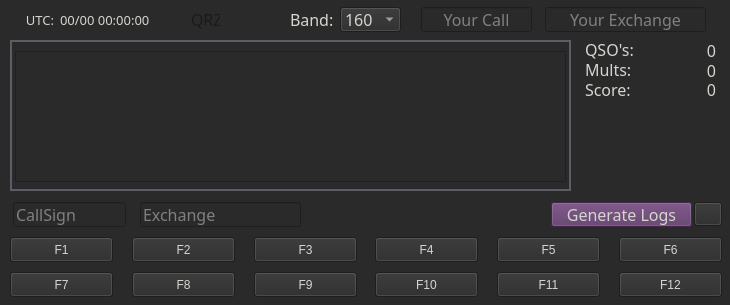
Above: main.ui from mbridak/k1usnsst before the change. Below: the same form after it.
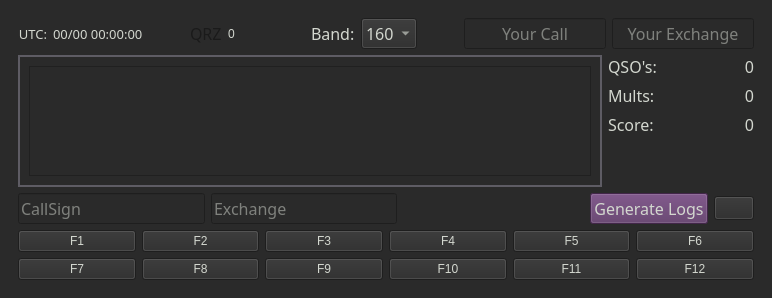
That is the form after the change. Icons and pictures are not drawn.

Commit message: Interface now resizable.

Patch:
```diff
--- a/main.ui
+++ b/main.ui
@@ -6,8 +6,8 @@
    <rect>
     <x>0</x>
     <y>0</y>
-    <width>730</width>
-    <height>305</height>
+    <width>772</width>
+    <height>298</height>
    </rect>
   </property>
   <property name="font">
@@ -33,83 +33,116 @@
      <pointsize>12</pointsize>
     </font>
    </property>
-   <widget class="QFrame" name="frame_2">
-    <property name="geometry">
-     <rect>
-      <x>10</x>
-      <y>40</y>
-      <width>561</width>
-      <height>151</height>
-     </rect>
-    </property>
+   <layout class="QGridLayout" name="gridLayout">
+    <item row="0" column="0">
+     <layout class="QVBoxLayout" name="verticalLayout">
+      <property name="leftMargin">
+       <number>9</number>
+      </property>
+      <property name="topMargin">
+       <number>9</number>
+      </property>
+      <property name="rightMargin">
+       <number>9</number>
+      </property>
+      <property name="bottomMargin">
+       <number>9</number>
+      </property>
+      <item>
+       <layout class="QHBoxLayout" name="horizontalLayout_5">
+        <item>
+         <widget class="QLabel" name="label_7">
+          <property name="font">
+           <font>
+            <family>JetBrains Mono</family>
+            <pointsize>10</pointsize>
+            <bold>false</bold>
+           </font>
+          </property>
+          <property name="text">
+           <string>UTC:</string>
+          </property>
+          <property name="alignment">
+           <set>Qt::AlignRight|Qt::AlignTrailing|Qt::AlignVCenter</set>
+          </property>
+         </widget>
+        </item>
+        <item>
+         <widget class="QLabel" name="utctime">
+          <property name="font">
+           <font>
+            <family>JetBrains Mono</family>
+            <pointsize>10</pointsize>
+            <bold>false</bold>
+           </font>
+          </property>
+          <property name="text">
+           <string>00/00 00:00:00</string>
+          </property>
+         </widget>
+        </item>
+        <item>
+         <spacer name="horizontalSpacer_4">
+          <property name="orientation">
+           <enum>Qt::Horizontal</enum>
+          </property>
+          <property name="sizeHint" stdset="0">
+           <size>
+            <width>40</width>
+            <height>20</height>
+           </size>
+          </property>
+         </spacer>
+        </item>
+        <item>
+         <widget class="QLabel" name="QRZ_icon">
     <property name="font">
      <font>
       <family>JetBrains Mono</family>
       <pointsize>12</pointsize>
-      <weight>50</weight>
       <bold>false</bold>
      </font>
     </property>
     <property name="styleSheet">
-     <string notr="true">color: rgb(94, 92, 100)</string>
-    </property>
-    <property name="frameShape">
-     <enum>QFrame::WinPanel</enum>
-    </property>
-    <property name="frameShadow">
-     <enum>QFrame::Plain</enum>
-    </property>
-    <widget class="QListWidget" name="listWidget">
-     <property name="geometry">
-      <rect>
-       <x>5</x>
-       <y>11</y>
-       <width>551</width>
-       <height>131</height>
-      </rect>
-     </property>
-     <property name="font">
-      <font>
-       <family>JetBrains Mono</family>
-       <pointsize>11</pointsize>
-       <weight>50</weight>
-       <italic>false</italic>
-       <bold>false</bold>
-      </font>
-     </property>
-     <property name="focusPolicy">
-      <enum>Qt::NoFocus</enum>
-     </property>
-     <property name="styleSheet">
-      <string notr="true">alternate-background-color: rgb(66, 66, 66);
-color: rgb(255, 255, 255);
-</string>
-     </property>
-     <property name="editTriggers">
-      <set>QAbstractItemView::DoubleClicked</set>
-     </property>
-     <property name="showDropIndicator" stdset="0">
-      <bool>false</bool>
-     </property>
-     <property name="alternatingRowColors">
-      <bool>true</bool>
-     </property>
-    </widget>
-   </widget>
+           <string notr="true">color: rgb(26, 26, 26);</string>
+          </property>
+          <property name="text">
+           <string>QRZ</string>
+          </property>
+         </widget>
+        </item>
+        <item>
+         <widget class="QLabel" name="radio_icon">
+          <property name="minimumSize">
+           <size>
+            <width>36</width>
+            <height>25</height>
+           </size>
+          </property>
+          <property name="text">
+           <string>0</string>
+          </property>
+         </widget>
+        </item>
+        <item>
+         <spacer name="horizontalSpacer">
+          <property name="orientation">
+           <enum>Qt::Horizontal</enum>
+          </property>
+          <property name="sizeHint" stdset="0">
+           <size>
+            <width>40</width>
+            <height>20</height>
+           </size>
+          </property>
+         </spacer>
+        </item>
+        <item>
    <widget class="QLabel" name="label_14">
-    <property name="geometry">
-     <rect>
-      <x>290</x>
-      <y>7</y>
-      <width>51</width>
-      <height>25</height>
-     </rect>
-    </property>
     <property name="font">
      <font>
       <family>JetBrains Mono</family>
       <pointsize>12</pointsize>
-      <weight>50</weight>
       <bold>false</bold>
      </font>
     </property>
@@ -117,15 +150,9 @@
      <string>Band:</string>
     </property>
    </widget>
+        </item>
+        <item>
    <widget class="QComboBox" name="band_selector">
-    <property name="geometry">
-     <rect>
-      <x>340</x>
-      <y>7</y>
-      <width>61</width>
-      <height>25</height>
-     </rect>
-    </property>
     <property name="font">
      <font>
       <family>JetBrains Mono</family>
@@ -196,44 +223,26 @@
      </property>
     </item>
    </widget>
-   <widget class="QLabel" name="label_7">
-    <property name="geometry">
-     <rect>
-      <x>13</x>
-      <y>7</y>
-      <width>41</width>
-      <height>25</height>
-     </rect>
-    </property>
-    <property name="font">
-     <font>
-      <family>JetBrains Mono</family>
-      <pointsize>10</pointsize>
-      <weight>50</weight>
-      <bold>false</bold>
-     </font>
-    </property>
-    <property name="text">
-     <string>UTC:</string>
-    </property>
-    <property name="alignment">
-     <set>Qt::AlignRight|Qt::AlignTrailing|Qt::AlignVCenter</set>
-    </property>
-   </widget>
+        </item>
+        <item>
+         <spacer name="horizontalSpacer_2">
+          <property name="orientation">
+           <enum>Qt::Horizontal</enum>
+          </property>
+          <property name="sizeHint" stdset="0">
+           <size>
+            <width>40</width>
+            <height>20</height>
+           </size>
+          </property>
+         </spacer>
+        </item>
+        <item>
    <widget class="QLineEdit" name="mycallEntry">
-    <property name="geometry">
-     <rect>
-      <x>421</x>
-      <y>7</y>
-      <width>111</width>
-      <height>25</height>
-     </rect>
-    </property>
     <property name="font">
      <font>
       <family>JetBrains Mono</family>
       <pointsize>12</pointsize>
-      <weight>50</weight>
       <bold>false</bold>
      </font>
     </property>
@@ -253,118 +262,13 @@
      <string>Your Call</string>
     </property>
    </widget>
-   <widget class="QPushButton" name="genLogButton">
-    <property name="geometry">
-     <rect>
-      <x>551</x>
-      <y>202</y>
-      <width>141</width>
-      <height>25</height>
-     </rect>
-    </property>
+        </item>
+        <item>
+         <widget class="QLineEdit" name="myexchangeEntry">
     <property name="font">
      <font>
       <family>JetBrains Mono</family>
       <pointsize>12</pointsize>
-      <weight>50</weight>
-      <bold>false</bold>
-     </font>
-    </property>
-    <property name="focusPolicy">
-     <enum>Qt::NoFocus</enum>
-    </property>
-    <property name="styleSheet">
-     <string notr="true">background-color: rgb(92, 53, 102);</string>
-    </property>
-    <property name="text">
-     <string>Generate Logs</string>
-    </property>
-   </widget>
-   <widget class="QLabel" name="radio_icon">
-    <property name="geometry">
-     <rect>
-      <x>231</x>
-      <y>7</y>
-      <width>36</width>
-      <height>25</height>
-     </rect>
-    </property>
-    <property name="font">
-     <font>
-      <family>Courier</family>
-      <weight>75</weight>
-      <bold>true</bold>
-     </font>
-    </property>
-    <property name="text">
-     <string/>
-    </property>
-    <property name="alignment">
-     <set>Qt::AlignLeading|Qt::AlignLeft|Qt::AlignVCenter</set>
-    </property>
-   </widget>
-   <widget class="QLabel" name="QRZ_icon">
-    <property name="geometry">
-     <rect>
-      <x>191</x>
-      <y>7</y>
-      <width>29</width>
-      <height>25</height>
-     </rect>
-    </property>
-    <property name="font">
-     <font>
-      <family>JetBrains Mono</family>
-      <pointsize>12</pointsize>
-      <weight>50</weight>
-      <bold>false</bold>
-     </font>
-    </property>
-    <property name="styleSheet">
-     <string notr="true">color: rgb(26, 26, 26);</string>
-    </property>
-    <property name="text">
-     <string>QRZ</string>
-    </property>
-   </widget>
-   <widget class="QLineEdit" name="exchange_entry">
-    <property name="geometry">
-     <rect>
-      <x>140</x>
-      <y>202</y>
-      <width>161</width>
-      <height>25</height>
-     </rect>
-    </property>
-    <property name="font">
-     <font>
-      <family>JetBrains Mono</family>
-      <pointsize>12</pointsize>
-      <weight>50</weight>
-      <bold>false</bold>
-     </font>
-    </property>
-    <property name="focusPolicy">
-     <enum>Qt::ClickFocus</enum>
-    </property>
-    <property name="placeholderText">
-     <string>Exchange</string>
-    </property>
-   </widget>
-   <widget class="QLineEdit" name="callsign_entry">
-    <property name="geometry">
-     <rect>
-      <x>13</x>
-      <y>202</y>
-      <width>113</width>
-      <height>25</height>
-     </rect>
-    </property>
-    <property name="font">
-     <font>
-      <family>JetBrains Mono</family>
-      <pointsize>12</pointsize>
-      <weight>50</weight>
       <bold>false</bold>
      </font>
     </property>
@@ -381,29 +285,85 @@
      <string>Enter other operators callsign.</string>
     </property>
     <property name="maxLength">
-     <number>14</number>
-    </property>
-    <property name="frame">
+           <number>15</number>
+          </property>
+          <property name="alignment">
+           <set>Qt::AlignCenter</set>
+          </property>
+          <property name="placeholderText">
+           <string>Your Exchange</string>
+          </property>
+         </widget>
+        </item>
+       </layout>
+      </item>
+      <item>
+       <layout class="QHBoxLayout" name="horizontalLayout_3" stretch="4,1">
+        <item>
+         <widget class="QFrame" name="frame_2">
+          <property name="font">
+           <font>
+            <family>JetBrains Mono</family>
+            <pointsize>12</pointsize>
+            <bold>false</bold>
+           </font>
+          </property>
+          <property name="styleSheet">
+           <string notr="true">color: rgb(94, 92, 100)</string>
+          </property>
+          <property name="frameShape">
+           <enum>QFrame::WinPanel</enum>
+          </property>
+          <property name="frameShadow">
+           <enum>QFrame::Plain</enum>
+          </property>
+          <layout class="QGridLayout" name="gridLayout_2">
+           <item row="0" column="0">
+            <widget class="QListWidget" name="listWidget">
+             <property name="sizePolicy">
+              <sizepolicy hsizetype="Expanding" vsizetype="Expanding">
+               <horstretch>0</horstretch>
+               <verstretch>0</verstretch>
+              </sizepolicy>
+             </property>
+             <property name="font">
+              <font>
+               <family>JetBrains Mono</family>
+               <pointsize>11</pointsize>
+               <italic>false</italic>
+               <bold>false</bold>
+              </font>
+             </property>
+             <property name="focusPolicy">
+              <enum>Qt::NoFocus</enum>
+             </property>
+             <property name="styleSheet">
+              <string notr="true">alternate-background-color: rgb(66, 66, 66);
+color: rgb(255, 255, 255);
+</string>
+             </property>
+             <property name="editTriggers">
+              <set>QAbstractItemView::DoubleClicked</set>
+             </property>
+             <property name="showDropIndicator" stdset="0">
+              <bool>false</bool>
+             </property>
+             <property name="alternatingRowColors">
      <bool>true</bool>
     </property>
-    <property name="placeholderText">
-     <string>CallSign</string>
-    </property>
-   </widget>
+            </widget>
+           </item>
+          </layout>
+         </widget>
+        </item>
+        <item>
+         <layout class="QFormLayout" name="formLayout">
+          <item row="0" column="0">
    <widget class="QLabel" name="label">
-    <property name="geometry">
-     <rect>
-      <x>585</x>
-      <y>40</y>
-      <width>58</width>
-      <height>19</height>
-     </rect>
-    </property>
     <property name="font">
      <font>
       <family>JetBrains Mono</family>
       <pointsize>12</pointsize>
-      <weight>50</weight>
       <bold>false</bold>
       <kerning>true</kerning>
      </font>
@@ -412,44 +372,13 @@
      <string>QSO's:</string>
     </property>
    </widget>
-   <widget class="QLabel" name="Total_CW">
-    <property name="geometry">
-     <rect>
-      <x>645</x>
-      <y>40</y>
-      <width>71</width>
-      <height>20</height>
-     </rect>
-    </property>
-    <property name="font">
-     <font>
-      <family>JetBrains Mono</family>
-      <pointsize>12</pointsize>
-      <weight>50</weight>
-      <bold>false</bold>
-     </font>
-    </property>
-    <property name="text">
-     <string>0</string>
-    </property>
-    <property name="alignment">
-     <set>Qt::AlignRight|Qt::AlignTrailing|Qt::AlignVCenter</set>
-    </property>
-   </widget>
+          </item>
+          <item row="1" column="0">
    <widget class="QLabel" name="label_3">
-    <property name="geometry">
-     <rect>
-      <x>585</x>
-      <y>60</y>
-      <width>58</width>
-      <height>19</height>
-     </rect>
-    </property>
     <property name="font">
      <font>
       <family>JetBrains Mono</family>
       <pointsize>12</pointsize>
-      <weight>50</weight>
       <bold>false</bold>
      </font>
     </property>
@@ -457,44 +386,13 @@
      <string>Mults:</string>
     </property>
    </widget>
-   <widget class="QLabel" name="Total_Mults">
-    <property name="geometry">
-     <rect>
-      <x>645</x>
-      <y>60</y>
-      <width>71</width>
-      <height>20</height>
-     </rect>
-    </property>
-    <property name="font">
-     <font>
-      <family>JetBrains Mono</family>
-      <pointsize>12</pointsize>
-      <weight>50</weight>
-      <bold>false</bold>
-     </font>
-    </property>
-    <property name="text">
-     <string>0</string>
-    </property>
-    <property name="alignment">
-     <set>Qt::AlignRight|Qt::AlignTrailing|Qt::AlignVCenter</set>
-    </property>
-   </widget>
+          </item>
+          <item row="2" column="0">
    <widget class="QLabel" name="label_4">
-    <property name="geometry">
-     <rect>
-      <x>585</x>
-      <y>80</y>
-      <width>58</width>
-      <height>19</height>
-     </rect>
-    </property>
     <property name="font">
      <font>
       <family>JetBrains Mono</family>
       <pointsize>12</pointsize>
-      <weight>50</weight>
       <bold>false</bold>
      </font>
     </property>
@@ -502,20 +400,30 @@
      <string>Score:</string>
     </property>
    </widget>
+          </item>
+          <item row="2" column="1">
    <widget class="QLabel" name="Total_Score">
-    <property name="geometry">
-     <rect>
-      <x>645</x>
-      <y>80</y>
-      <width>71</width>
-      <height>19</height>
-     </rect>
-    </property>
+            <property name="font">
+             <font>
+              <family>JetBrains Mono</family>
+              <pointsize>12</pointsize>
+              <bold>false</bold>
+             </font>
+            </property>
+            <property name="text">
+             <string>0</string>
+            </property>
+            <property name="alignment">
+             <set>Qt::AlignRight|Qt::AlignTrailing|Qt::AlignVCenter</set>
+            </property>
+           </widget>
+          </item>
+          <item row="1" column="1">
+           <widget class="QLabel" name="Total_Mults">
     <property name="font">
      <font>
       <family>JetBrains Mono</family>
       <pointsize>12</pointsize>
-      <weight>50</weight>
       <bold>false</bold>
      </font>
     </property>
@@ -526,20 +434,36 @@
      <set>Qt::AlignRight|Qt::AlignTrailing|Qt::AlignVCenter</set>
     </property>
    </widget>
-   <widget class="QLineEdit" name="myexchangeEntry">
-    <property name="geometry">
-     <rect>
-      <x>545</x>
-      <y>7</y>
-      <width>161</width>
-      <height>25</height>
-     </rect>
-    </property>
+          </item>
+          <item row="0" column="1">
+           <widget class="QLabel" name="Total_CW">
+            <property name="font">
+             <font>
+              <family>JetBrains Mono</family>
+              <pointsize>12</pointsize>
+              <bold>false</bold>
+             </font>
+            </property>
+            <property name="text">
+             <string>0</string>
+            </property>
+            <property name="alignment">
+             <set>Qt::AlignRight|Qt::AlignTrailing|Qt::AlignVCenter</set>
+            </property>
+           </widget>
+          </item>
+         </layout>
+        </item>
+       </layout>
+      </item>
+      <item>
+       <layout class="QHBoxLayout" name="horizontalLayout_4">
+        <item>
+         <widget class="QLineEdit" name="callsign_entry">
     <property name="font">
      <font>
       <family>JetBrains Mono</family>
       <pointsize>12</pointsize>
-      <weight>50</weight>
       <bold>false</bold>
      </font>
     </property>
@@ -550,23 +474,82 @@
      <string>Your State</string>
     </property>
     <property name="maxLength">
-     <number>15</number>
-    </property>
-    <property name="alignment">
-     <set>Qt::AlignCenter</set>
+           <number>14</number>
+          </property>
+          <property name="frame">
+           <bool>true</bool>
     </property>
     <property name="placeholderText">
-     <string>Your Exchange</string>
-    </property>
-   </widget>
+           <string>CallSign</string>
+          </property>
+         </widget>
+        </item>
+        <item>
+         <widget class="QLineEdit" name="exchange_entry">
+          <property name="font">
+           <font>
+            <family>JetBrains Mono</family>
+            <pointsize>12</pointsize>
+            <bold>false</bold>
+           </font>
+          </property>
+          <property name="focusPolicy">
+           <enum>Qt::ClickFocus</enum>
+          </property>
+          <property name="placeholderText">
+           <string>Exchange</string>
+          </property>
+         </widget>
+        </item>
+        <item>
+         <spacer name="horizontalSpacer_3">
+          <property name="orientation">
+           <enum>Qt::Horizontal</enum>
+          </property>
+          <property name="sizeHint" stdset="0">
+           <size>
+            <width>40</width>
+            <height>20</height>
+           </size>
+          </property>
+         </spacer>
+        </item>
+        <item>
+         <widget class="QPushButton" name="genLogButton">
+          <property name="font">
+           <font>
+            <family>JetBrains Mono</family>
+            <pointsize>12</pointsize>
+            <bold>false</bold>
+           </font>
+          </property>
+          <property name="focusPolicy">
+           <enum>Qt::NoFocus</enum>
+          </property>
+          <property name="styleSheet">
+           <string notr="true">background-color: rgb(92, 53, 102);</string>
+          </property>
+          <property name="text">
+           <string>Generate Logs</string>
+          </property>
+         </widget>
+        </item>
+        <item>
    <widget class="QPushButton" name="settings_gear">
-    <property name="geometry">
-     <rect>
-      <x>694</x>
-      <y>202</y>
+          <property name="enabled">
+           <bool>true</bool>
+          </property>
+          <property name="sizePolicy">
+           <sizepolicy hsizetype="Fixed" vsizetype="Fixed">
+            <horstretch>0</horstretch>
+            <verstretch>0</verstretch>
+           </sizepolicy>
+          </property>
+          <property name="minimumSize">
+           <size>
       <width>28</width>
       <height>24</height>
-     </rect>
+           </size>
     </property>
     <property name="focusPolicy">
      <enum>Qt::ClickFocus</enum>
@@ -576,61 +559,16 @@
     </property>
     <property name="icon">
      <iconset>
-      <normaloff>icon/gear16x16.png</normaloff>icon/gear16x16.png</iconset>
-    </property>
-   </widget>
-   <widget class="QLabel" name="dupe_indicator">
-    <property name="geometry">
-     <rect>
-      <x>310</x>
-      <y>202</y>
-      <width>231</width>
-      <height>25</height>
-     </rect>
-    </property>
-    <property name="font">
-     <font>
-      <family>JetBrains Mono</family>
-      <pointsize>12</pointsize>
-     </font>
-    </property>
-    <property name="styleSheet">
-     <string notr="true">color: rgb(230, 97, 0);</string>
-    </property>
-    <property name="text">
-     <string/>
-    </property>
-   </widget>
-   <widget class="QLabel" name="utctime">
-    <property name="geometry">
-     <rect>
-      <x>60</x>
-      <y>7</y>
-      <width>121</width>
-      <height>25</height>
-     </rect>
-    </property>
-    <property name="font">
-     <font>
-      <family>JetBrains Mono</family>
-      <pointsize>10</pointsize>
-      <weight>50</weight>
-      <bold>false</bold>
-     </font>
-    </property>
-    <property name="text">
-     <string>00/00 00:00:00</string>
-    </property>
-   </widget>
+            <normaloff>../9515b4ad/gear16x16.png</normaloff>../9515b4ad/gear16x16.png</iconset>
+          </property>
+         </widget>
+        </item>
+       </layout>
+      </item>
+      <item>
+       <layout class="QHBoxLayout" name="horizontalLayout_2">
+        <item>
    <widget class="QPushButton" name="F1">
-    <property name="geometry">
-     <rect>
-      <x>10</x>
-      <y>237</y>
-      <width>103</width>
-      <height>25</height>
-     </rect>
-    </property>
     <property name="focusPolicy">
      <enum>Qt::NoFocus</enum>
     </property>
@@ -638,15 +576,9 @@
      <string>F1</string>
     </property>
    </widget>
+        </item>
+        <item>
    <widget class="QPushButton" name="F2">
-    <property name="geometry">
-     <rect>
-      <x>132</x>
-      <y>237</y>
-      <width>103</width>
-      <height>25</height>
-     </rect>
-    </property>
     <property name="focusPolicy">
      <enum>Qt::NoFocus</enum>
     </property>
@@ -654,15 +586,9 @@
      <string>F2</string>
     </property>
    </widget>
+        </item>
+        <item>
    <widget class="QPushButton" name="F3">
-    <property name="geometry">
-     <rect>
-      <x>254</x>
-      <y>237</y>
-      <width>103</width>
-      <height>25</height>
-     </rect>
-    </property>
     <property name="focusPolicy">
      <enum>Qt::NoFocus</enum>
     </property>
@@ -670,47 +596,9 @@
      <string>F3</string>
     </property>
    </widget>
-   <widget class="QPushButton" name="F6">
-    <property name="geometry">
-     <rect>
-      <x>619</x>
-      <y>237</y>
-      <width>103</width>
-      <height>25</height>
-     </rect>
-    </property>
-    <property name="focusPolicy">
-     <enum>Qt::NoFocus</enum>
-    </property>
-    <property name="text">
-     <string>F6</string>
-    </property>
-   </widget>
-   <widget class="QPushButton" name="F5">
-    <property name="geometry">
-     <rect>
-      <x>497</x>
-      <y>237</y>
-      <width>103</width>
-      <height>25</height>
-     </rect>
-    </property>
-    <property name="focusPolicy">
-     <enum>Qt::NoFocus</enum>
-    </property>
-    <property name="text">
-     <string>F5</string>
-    </property>
-   </widget>
+        </item>
+        <item>
    <widget class="QPushButton" name="F4">
-    <property name="geometry">
-     <rect>
-      <x>375</x>
-      <y>237</y>
-      <width>103</width>
-      <height>25</height>
-     </rect>
-    </property>
     <property name="focusPolicy">
      <enum>Qt::NoFocus</enum>
     </property>
@@ -718,31 +606,33 @@
      <string>F4</string>
     </property>
    </widget>
-   <widget class="QPushButton" name="F11">
-    <property name="geometry">
-     <rect>
-      <x>497</x>
-      <y>272</y>
-      <width>103</width>
-      <height>25</height>
-     </rect>
-    </property>
+        </item>
+        <item>
+         <widget class="QPushButton" name="F5">
+          <property name="focusPolicy">
+           <enum>Qt::NoFocus</enum>
+          </property>
+          <property name="text">
+           <string>F5</string>
+          </property>
+         </widget>
+        </item>
+        <item>
+         <widget class="QPushButton" name="F6">
     <property name="focusPolicy">
      <enum>Qt::NoFocus</enum>
     </property>
     <property name="text">
-     <string>F11</string>
-    </property>
-   </widget>
+           <string>F6</string>
+          </property>
+         </widget>
+        </item>
+       </layout>
+      </item>
+      <item>
+       <layout class="QHBoxLayout" name="horizontalLayout">
+        <item>
    <widget class="QPushButton" name="F7">
-    <property name="geometry">
-     <rect>
-      <x>10</x>
-      <y>272</y>
-      <width>103</width>
-      <height>25</height>
-     </rect>
-    </property>
     <property name="focusPolicy">
      <enum>Qt::NoFocus</enum>
     </property>
@@ -750,31 +640,9 @@
      <string>F7</string>
     </property>
    </widget>
-   <widget class="QPushButton" name="F12">
-    <property name="geometry">
-     <rect>
-      <x>619</x>
-      <y>272</y>
-      <width>103</width>
-      <height>25</height>
-     </rect>
-    </property>
-    <property name="focusPolicy">
-     <enum>Qt::NoFocus</enum>
-    </property>
-    <property name="text">
-     <string>F12</string>
-    </property>
-   </widget>
+        </item>
+        <item>
    <widget class="QPushButton" name="F8">
-    <property name="geometry">
-     <rect>
-      <x>132</x>
-      <y>272</y>
-      <width>103</width>
-      <height>25</height>
-     </rect>
-    </property>
     <property name="focusPolicy">
      <enum>Qt::NoFocus</enum>
     </property>
@@ -782,31 +650,9 @@
      <string>F8</string>
     </property>
    </widget>
-   <widget class="QPushButton" name="F10">
-    <property name="geometry">
-     <rect>
-      <x>375</x>
-      <y>272</y>
-      <width>103</width>
-      <height>25</height>
-     </rect>
-    </property>
-    <property name="focusPolicy">
-     <enum>Qt::NoFocus</enum>
-    </property>
-    <property name="text">
-     <string>F10</string>
-    </property>
-   </widget>
+        </item>
+        <item>
    <widget class="QPushButton" name="F9">
-    <property name="geometry">
-     <rect>
-      <x>254</x>
-      <y>272</y>
-      <width>103</width>
-      <height>25</height>
-     </rect>
-    </property>
     <property name="focusPolicy">
      <enum>Qt::NoFocus</enum>
     </property>
@@ -814,6 +660,42 @@
      <string>F9</string>
     </property>
    </widget>
+        </item>
+        <item>
+         <widget class="QPushButton" name="F10">
+          <property name="focusPolicy">
+           <enum>Qt::NoFocus</enum>
+          </property>
+          <property name="text">
+           <string>F10</string>
+          </property>
+         </widget>
+        </item>
+        <item>
+         <widget class="QPushButton" name="F11">
+          <property name="focusPolicy">
+           <enum>Qt::NoFocus</enum>
+          </property>
+          <property name="text">
+           <string>F11</string>
+          </property>
+         </widget>
+        </item>
+        <item>
+         <widget class="QPushButton" name="F12">
+          <property name="focusPolicy">
+           <enum>Qt::NoFocus</enum>
+          </property>
+          <property name="text">
+           <string>F12</string>
+          </property>
+         </widget>
+        </item>
+       </layout>
+      </item>
+     </layout>
+    </item>
+   </layout>
   </widget>
  </widget>
  <resources/>
```
Left out of the diff: 16 changed lines with no effect on the pictures. Lines whose indentation alone changed are shown as unchanged. The commit also changes 3 other files.
